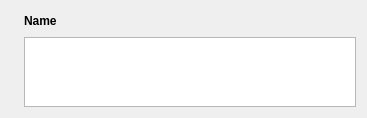
Above: widgets/bubble.ui from XMuli/BubbleChat before the change. Below: the same form after it.
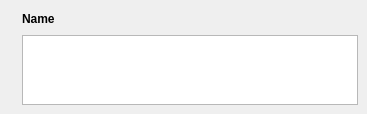
That is the form after the change. Icons and pictures are not drawn.

Commit message:
fix!: Bubble does not append with the text of the QTextBrowser, but remains the same height;
And BubbleHistory object will have problems such as inexplicable occlusion

What changed in the file:
```diff
--- a/widgets/bubble.ui
+++ b/widgets/bubble.ui
@@ -23,9 +23,9 @@
    <string notr="true"/>
   </property>
   <layout class="QHBoxLayout" name="horizontalLayout">
-   <item>
-    <widget class="QWidget" name="widget" native="true">
-     <layout class="QGridLayout" name="gridLayout">
+   <property name="spacing">
+    <number>0</number>
+   </property>
       <property name="leftMargin">
        <number>0</number>
       </property>
@@ -38,6 +38,9 @@
       <property name="bottomMargin">
        <number>0</number>
       </property>
+   <item>
+    <widget class="QWidget" name="widget" native="true">
+     <layout class="QGridLayout" name="gridLayout">
       <item row="0" column="0">
        <widget class="QLabel" name="labPhoto">
         <property name="sizePolicy">
@@ -164,7 +167,7 @@
       <item row="1" column="1" colspan="6">
        <widget class="QTextBrowser" name="browerText">
         <property name="sizePolicy">
-         <sizepolicy hsizetype="Preferred" vsizetype="Expanding">
+         <sizepolicy hsizetype="Preferred" vsizetype="Preferred">
           <horstretch>0</horstretch>
           <verstretch>0</verstretch>
          </sizepolicy>
```
Left out of the diff: 2 changed lines with no effect on the pictures. Lines whose indentation alone changed are shown as unchanged. The commit also changes 6 other files.
